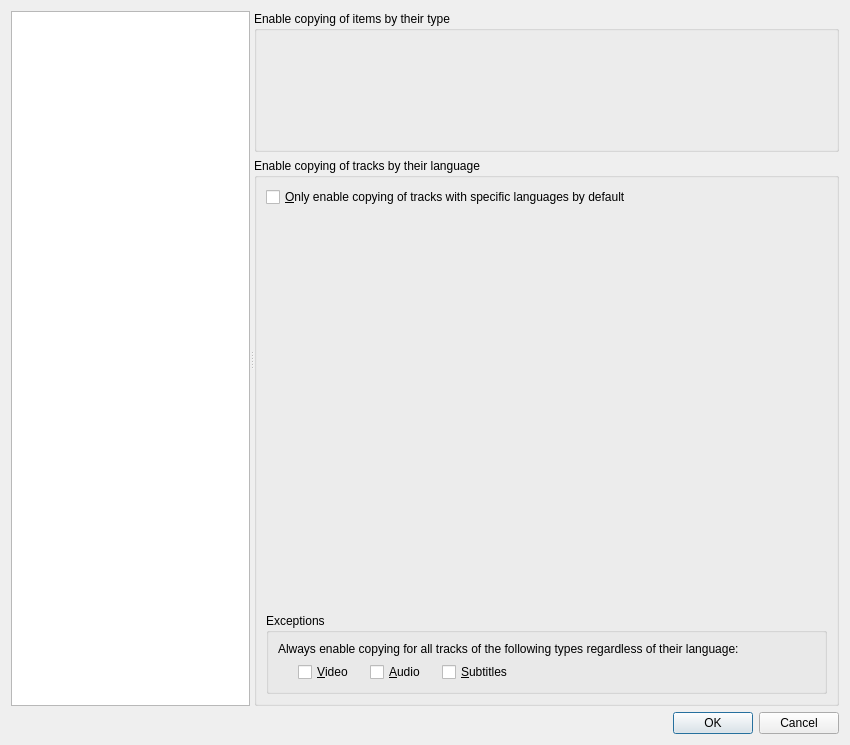
First picture: the form in src/mkvtoolnix-gui/forms/main_window/preferences_dialog.ui, repository jpsdr/MKVToolnix-Windows-7, before the edit.
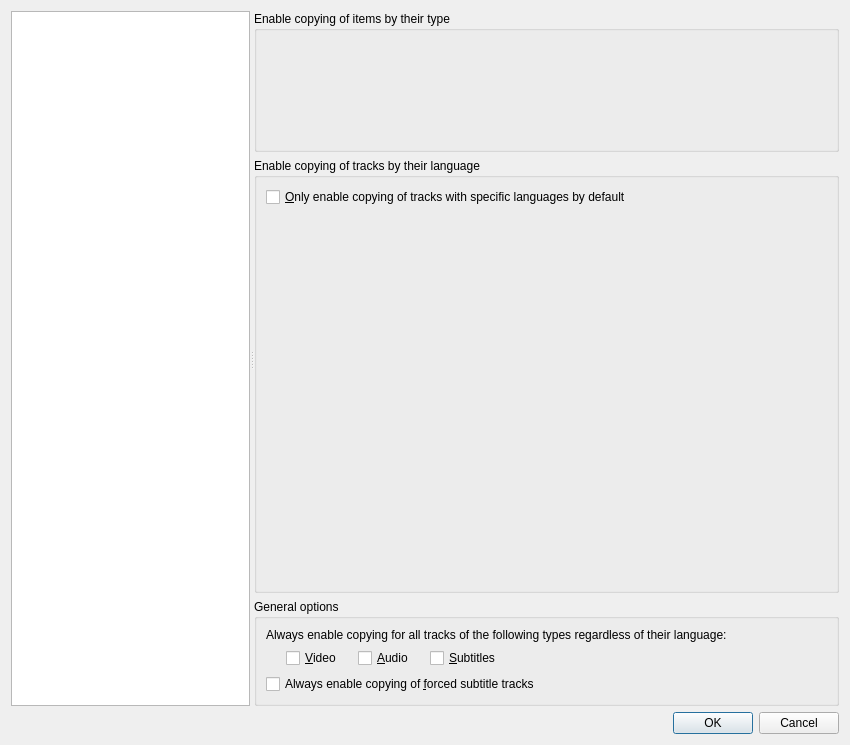
Second picture: the form after the edit. The open tabs and pages were chosen to show the change. Icons and pictures are not drawn. Custom widgets are drawn as their Qt base class.

Commit message:
GUI: mux: optionally enable forced subtitle tracks
Implements #3627.

```diff
--- a/src/mkvtoolnix-gui/forms/main_window/preferences_dialog.ui
+++ b/src/mkvtoolnix-gui/forms/main_window/preferences_dialog.ui
@@ -1777,7 +1777,7 @@
        </layout>
       </widget>
       <widget class="QWidget" name="pMergeEnableTracks">
-       <layout class="QVBoxLayout" name="verticalLayout_9" stretch="0,1">
+       <layout class="QVBoxLayout" name="verticalLayout_13" stretch="0,1,0">
         <property name="leftMargin">
          <number>0</number>
         </property>
@@ -1856,12 +1856,15 @@
              </property>
             </widget>
            </item>
+          </layout>
+         </widget>
+        </item>
            <item>
-            <widget class="QGroupBox" name="gbMEnableMuxingExceptions">
+         <widget class="QGroupBox" name="gbMEnableMuxingGeneral">
              <property name="title">
-              <string>Exceptions</string>
-             </property>
-             <layout class="QVBoxLayout" name="verticalLayout_13">
+           <string>General options</string>
+          </property>
+          <layout class="QVBoxLayout" name="verticalLayout_9">
               <item>
                <widget class="QLabel" name="lMEnableMuxingAllTracksOfType">
                 <property name="text">
@@ -1955,7 +1958,11 @@
                 </item>
                </layout>
               </item>
-             </layout>
+           <item>
+            <widget class="QCheckBox" name="cbMEnableMuxingForcedSubtitleTracks">
+             <property name="text">
+              <string>Always enable copying of &amp;forced subtitle tracks</string>
+             </property>
             </widget>
            </item>
           </layout>
```
Left out of the diff: 1 changed line with no effect on the pictures. Lines whose indentation alone changed are shown as unchanged. The commit also changes 7 other files.
